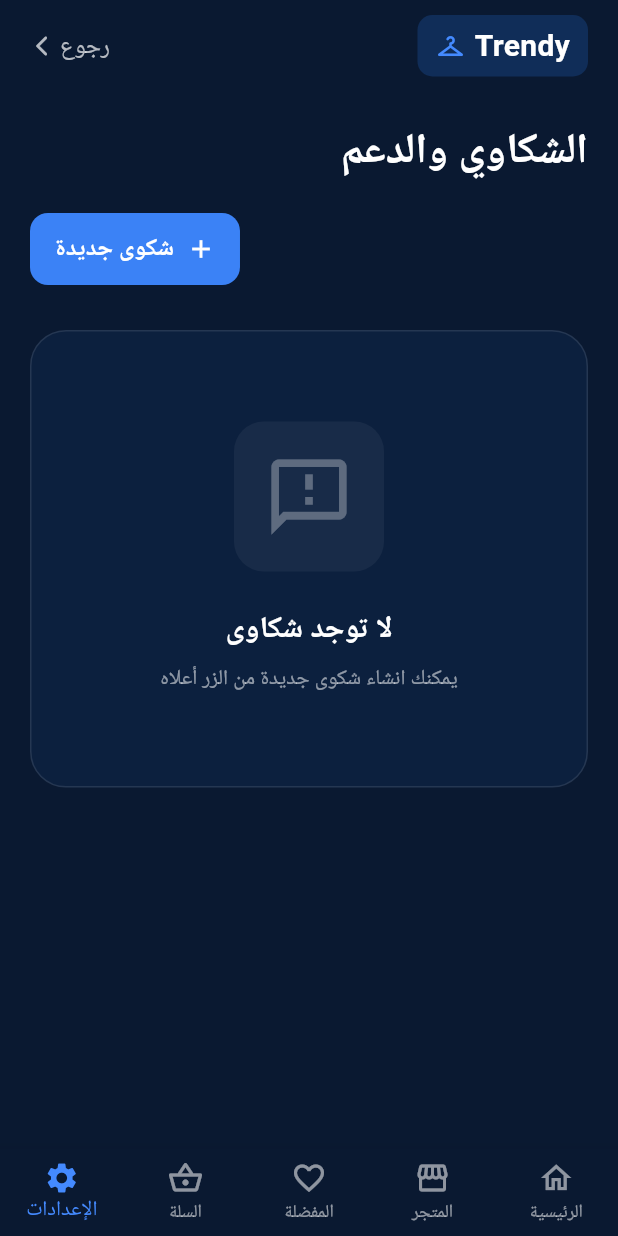
After one commit to 2211849552/TRENDY, a Flutter app: the ComplaintsScreen screen opened directly, on a phone screen of 412 x 824 dp. The commit adds this screen. Run offline on Flutter 3.47's test engine with Material 3 defaults, Android fonts, the phone set to English and light mode, and no system bars; our stand-ins replace google_fonts; network calls fail; Roboto replaces fonts that are missing (Cairo).

Commit message:
Add complaints and support interface

```diff
--- /dev/null
+++ b/lib/complaints_screen.dart
@@ -0,0 +1,190 @@
+import 'package:flutter/material.dart';
+
+class ComplaintsScreen extends StatefulWidget {
+  const ComplaintsScreen({super.key});
+
+  @override
+  State<ComplaintsScreen> createState() => _ComplaintsScreenState();
+}
+
+class _ComplaintsScreenState extends State<ComplaintsScreen> {
+  int _selectedIndex = 4; // Assuming "Settings" or "Complaints" is at the end, but let's keep it 4 for now
+
+  @override
+  Widget build(BuildContext context) {
+    return Scaffold(
+      backgroundColor: const Color(0xFF0A1931), // Matching Home Screen dark blue
+      body: SafeArea(
+        child: SingleChildScrollView(
+          padding: const EdgeInsets.symmetric(horizontal: 20),
+          child: Directionality(
+            textDirection: TextDirection.rtl,
+            child: Column(
+              crossAxisAlignment: CrossAxisAlignment.start,
+              children: [
+                const SizedBox(height: 10),
+                // Custom Header
+                _buildHeader(context),
+                const SizedBox(height: 30),
+                // Title
+                const Text(
+                  'الشكاوي والدعم',
+                  style: TextStyle(
+                    fontSize: 28,
+                    fontWeight: FontWeight.bold,
+                    color: Colors.white,
+                  ),
+                ),
+                const SizedBox(height: 20),
+                // New Complaint Button
+                Align(
+                  alignment: Alignment.centerLeft,
+                  child: ElevatedButton.icon(
+                    onPressed: () {},
+                    icon: const Icon(Icons.add, color: Colors.white, size: 20),
+                    label: const Text(
+                      'شكوى جديدة',
+                      style: TextStyle(
+                        fontSize: 16,
+                        fontWeight: FontWeight.bold,
+                        color: Colors.white,
+                      ),
+                    ),
+                    style: ElevatedButton.styleFrom(
+                      backgroundColor: const Color(0xFF3B82F6), // Bright Blue
+                      padding: const EdgeInsets.symmetric(horizontal: 16, vertical: 12),
+                      shape: RoundedRectangleBorder(
+                        borderRadius: BorderRadius.circular(12),
+                      ),
+                      elevation: 0,
+                    ),
+                  ),
+                ),
+                const SizedBox(height: 30),
+                // Empty State Card
+                _buildEmptyState(),
+                const SizedBox(height: 40),
+              ],
+            ),
+          ),
+        ),
+      ),
+      bottomNavigationBar: _buildBottomNav(),
+    );
+  }
+
+  Widget _buildHeader(BuildContext context) {
+    return Row(
+      mainAxisAlignment: MainAxisAlignment.spaceBetween,
+      children: [
+        // Trendy Logo
+        Container(
+          padding: const EdgeInsets.symmetric(horizontal: 12, vertical: 6),
+          decoration: BoxDecoration(
+            color: const Color(0xFF1E5BB3).withValues(alpha: 0.3),
+            borderRadius: BorderRadius.circular(10),
+          ),
+          child: const Row(
+            children: [
+              Text(
+                'Trendy',
+                style: TextStyle(
+                  fontSize: 20,
+                  fontWeight: FontWeight.bold,
+                  color: Colors.white,
+                ),
+              ),
+              SizedBox(width: 6),
+              Icon(Icons.checkroom_rounded, color: Colors.blueAccent, size: 20),
+            ],
+          ),
+        ),
+        // Back Button
+        InkWell(
+          onTap: () => Navigator.pop(context),
+          child: const Row(
+            children: [
+              Text(
+                'رجوع',
+                style: TextStyle(
+                  color: Colors.white70,
+                  fontSize: 16,
+                ),
+              ),
+              SizedBox(width: 4),
+              Icon(Icons.arrow_forward_ios_rounded, color: Colors.white70, size: 16),
+            ],
+          ),
+        ),
+      ],
+    );
+  }
+
+  Widget _buildEmptyState() {
+    return Container(
+      width: double.infinity,
+      padding: const EdgeInsets.symmetric(vertical: 60, horizontal: 20),
+      decoration: BoxDecoration(
+        color: const Color(0xFF1E5BB3).withValues(alpha: 0.1),
+        borderRadius: BorderRadius.circular(24),
+        border: Border.all(color: Colors.white10),
+      ),
+      child: Column(
+        mainAxisAlignment: MainAxisAlignment.center,
+        children: [
+          Container(
+            padding: const EdgeInsets.all(20),
+            decoration: BoxDecoration(
+              color: Colors.white.withValues(alpha: 0.05),
+              borderRadius: BorderRadius.circular(20),
+            ),
+            child: const Icon(
+              Icons.feedback_outlined,
+              size: 60,
+              color: Colors.white30,
+            ),
+          ),
+          const SizedBox(height: 24),
+          const Text(
+            'لا توجد شكاوى',
+            style: TextStyle(
+              fontSize: 20,
+              fontWeight: FontWeight.bold,
+              color: Colors.white,
+            ),
+          ),
+          const SizedBox(height: 8),
+          const Text(
+            'يمكنك انشاء شكوى جديدة من الزر أعلاه',
+            textAlign: TextAlign.center,
+            style: TextStyle(
+              fontSize: 14,
+              color: Colors.white54,
+            ),
+          ),
+        ],
+      ),
+    );
+  }
+
+  Widget _buildBottomNav() {
+    return BottomNavigationBar(
+      currentIndex: _selectedIndex,
+      onTap: (index) {
+        setState(() => _selectedIndex = index);
+        if (index == 0) Navigator.pop(context); // Go back to home
+      },
+      type: BottomNavigationBarType.fixed,
+      backgroundColor: const Color(0xFF0A1931),
+      selectedItemColor: Colors.blueAccent,
+      unselectedItemColor: Colors.white54,
+      items: const [
+        BottomNavigationBarItem(icon: Icon(Icons.home_outlined), activeIcon: Icon(Icons.home), label: 'الرئيسية'),
+        BottomNavigationBarItem(icon: Icon(Icons.storefront_outlined), activeIcon: Icon(Icons.storefront), label: 'المتجر'),
+        BottomNavigationBarItem(icon: Icon(Icons.favorite_outline), activeIcon: Icon(Icons.favorite), label: 'المفضلة'),
+        BottomNavigationBarItem(icon: Icon(Icons.shopping_basket_outlined), activeIcon: Icon(Icons.shopping_basket), label: 'السلة'),
+        BottomNavigationBarItem(icon: Icon(Icons.settings_outlined), activeIcon: Icon(Icons.settings), label: 'الإعدادات'),
+      ],
+    );
+  }
+}
--- a/lib/home_screen.dart
+++ b/lib/home_screen.dart
@@ -1,4 +1,5 @@
 import 'package:flutter/material.dart';
+import 'complaints_screen.dart';
 
 class HomeScreen extends StatefulWidget {
   const HomeScreen({super.key});
@@ -101,7 +102,15 @@ class _HomeScreenState extends State<HomeScreen> {
             children: [
               Row(
                 children: [
-                  _buildBannerIcon(Icons.chat_bubble_outline),
+                  GestureDetector(
+                    onTap: () {
+                      Navigator.push(
+                        context,
+                        MaterialPageRoute(builder: (context) => const ComplaintsScreen()),
+                      );
+                    },
+                    child: _buildBannerIcon(Icons.chat_bubble_outline),
+                  ),
                   const SizedBox(width: 12),
                   _buildBannerIcon(Icons.notifications_none),
                 ],
```
